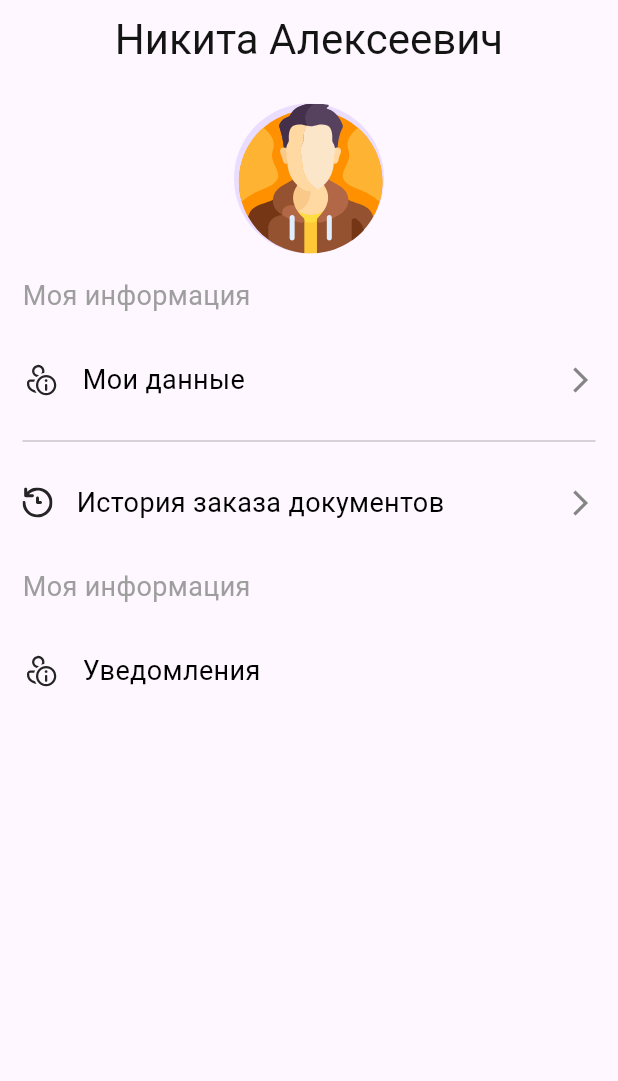
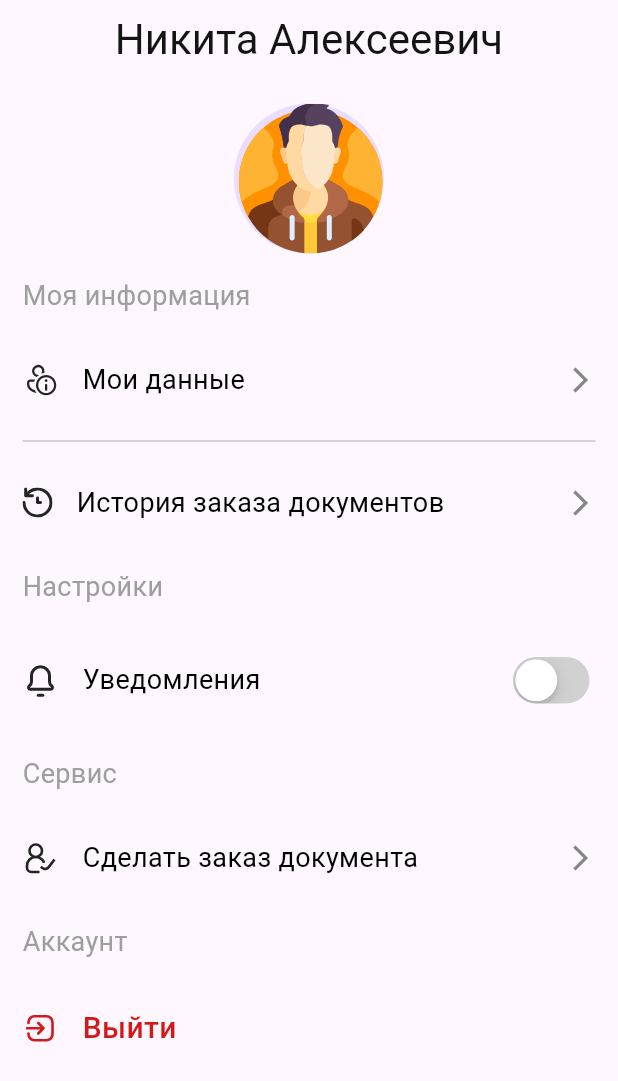
Before and after one commit to IceUnite/vas_app, a Flutter app: the ProfilePage screen opened directly, on a phone screen of 412 x 824 dp. Shown: the top 1081 px of the screen. Run offline on Flutter 3.47's test engine with Material 3 defaults, Android fonts, the phone set to English and light mode, and no system bars; our stand-ins replace bloc, bot_toast, dio, equatable, flutter_bloc, flutter_svg and 4 more.

Commit message:
profile page

```diff
--- a/lib/core/resources/assets/vector_assets.dart
+++ b/lib/core/resources/assets/vector_assets.dart
@@ -21,6 +21,9 @@ class VectorAssets {
   static const String icProfileActive = 'assets/images/ic_profile_active.svg';
   static const String icMyData = 'assets/images/ic_my_data.svg';
   static const String icRefreshStory = 'assets/images/ic_refresh_story.svg';
+  static const String icBell = 'assets/images/ic_bell.svg';
+  static const String icDoOrder = 'assets/images/ic_do_order.svg';
+  static const String icLogout = 'assets/images/ic_logout.svg';
 
 
 }
--- a/lib/core/theme/app_theme.dart
+++ b/lib/core/theme/app_theme.dart
@@ -61,6 +61,7 @@ abstract class AppColors {
   static const Color black200 = Color(0xFFB1B1BCC);
   static const Color black = Color(0xFF141414);
   static const Color red = Color(0xFFEB5757);
+  static const Color red200 = Color(0xFFD31919);
 
   static const Color orange = Color(0xFFF37B7B);
 
--- a/lib/feature/profile_page/presentation/pages/profile_page.dart
+++ b/lib/feature/profile_page/presentation/pages/profile_page.dart
@@ -1,3 +1,4 @@
+import 'package:flutter/cupertino.dart';
 import 'package:flutter/material.dart';
 import 'package:flutter_svg/flutter_svg.dart';
 import 'package:vas_app/core/resources/assets/resources.dart';
@@ -5,9 +6,19 @@ import 'package:vas_app/core/theme/app_theme.dart';
 import 'package:vas_app/core/widgets/default_app_bar.dart';
 import 'package:vas_app/feature/app/routing/route_path.dart';
 
-class ProfilePage extends StatelessWidget {
-  const ProfilePage({Key? key}) : super(key: key);
+class ProfilePage extends StatefulWidget {
+  const ProfilePage({
+    super.key,
+  });
+
   static String name = RoutePath.profileScreenPath;
+
+  @override
+  State<ProfilePage> createState() => _ProfilePageState();
+}
+
+class _ProfilePageState extends State<ProfilePage> {
+  bool valueSwitchButton = false;
 
   @override
   Widget build(BuildContext context) {
@@ -104,7 +115,7 @@ class ProfilePage extends StatelessWidget {
                     height: 30,
                   ),
                   const Text(
-                    'Моя информация',
+                    'Настройки',
                     style: TextStyle(fontSize: 18, color: Colors.grey),
                   ),
                   const SizedBox(
@@ -115,7 +126,7 @@ class ProfilePage extends StatelessWidget {
                     children: [
                       Row(
                         children: [
-                          SvgPicture.asset(VectorAssets.icMyData),
+                          SvgPicture.asset(VectorAssets.icBell),
                           const SizedBox(
                             width: 16,
                           ),
@@ -128,7 +139,102 @@ class ProfilePage extends StatelessWidget {
                           ),
                         ],
                       ),
-                      // Checkbox(value: value, onChanged: onChanged)
+                      CupertinoSwitch(
+                        value: valueSwitchButton,
+                        onChanged: (value) => setState(
+                          () {
+                            valueSwitchButton = value;
+                          },
+                        ),
+                        activeColor: AppColors.orange100,
+                        trackColor:
+                            AppColors.gray, // Цвет трека в неактивном состоянии
+                      ),
+                      //
+                      // Switch(
+                      //   activeColor: AppColors.white,
+                      //   activeTrackColor: AppColors.orange100,
+                      //   inactiveThumbColor: AppColors.white,
+                      //   inactiveTrackColor: Colors.black54,
+                      //   // trackColor:  WidgetStateProperty.all(AppColors.white),
+                      //   overlayColor: WidgetStateProperty.all(AppColors.white),
+                      //   thumbIcon: WidgetStateProperty.all(
+                      //     const Icon(
+                      //       Icons.circle, // Или любой другой значок
+                      //       size: 20, // Установите нужный размер
+                      //       color: Colors.white, // Цвет значка
+                      //     ),
+                      //   ),
+                      //   value: valueSwitchButton,
+                      //   onChanged: (value) =>
+                      //       setState(() => valueSwitchButton = value),
+                      // ),
+                    ],
+                  ),
+                  const SizedBox(
+                    height: 30,
+                  ),
+                  const Text(
+                    'Сервис',
+                    style: TextStyle(fontSize: 18, color: Colors.grey),
+                  ),
+                  const SizedBox(
+                    height: 30,
+                  ),
+                  Row(
+                    mainAxisAlignment: MainAxisAlignment.spaceBetween,
+                    children: [
+                      Row(
+                        children: [
+                          SvgPicture.asset(VectorAssets.icDoOrder),
+                          const SizedBox(
+                            width: 16,
+                          ),
+                          const Text(
+                            'Сделать заказ документа',
+                            style: TextStyle(
+                                fontSize: 18,
+                                color: Colors.black,
+                                fontWeight: FontWeight.w400),
+                          ),
+                        ],
+                      ),
+                      const Icon(
+                        Icons.arrow_forward_ios,
+                        size: 20,
+                        color: AppColors.gray300,
+                      ),
+                    ],
+                  ),
+                  const SizedBox(
+                    height: 30,
+                  ),
+                  const Text(
+                    'Аккаунт',
+                    style: TextStyle(fontSize: 18, color: Colors.grey),
+                  ),
+                  const SizedBox(
+                    height: 30,
+                  ),
+                  Row(
+                    mainAxisAlignment: MainAxisAlignment.spaceBetween,
+                    children: [
+                      Row(
+                        children: [
+                          SvgPicture.asset(VectorAssets.icLogout),
+                          const SizedBox(
+                            width: 16,
+                          ),
+                          const Text(
+                            'Выйти',
+                            style: TextStyle(
+                                fontSize: 20,
+                                color: AppColors.red200,
+                                fontWeight: FontWeight.w500),
+                          ),
+                        ],
+                      ),
+
                     ],
                   ),
                 ],
```
Also changed, not shown: assets/images/ic_bell.svg (added), assets/images/ic_do_order.svg (added), assets/images/ic_logout.svg (added).
